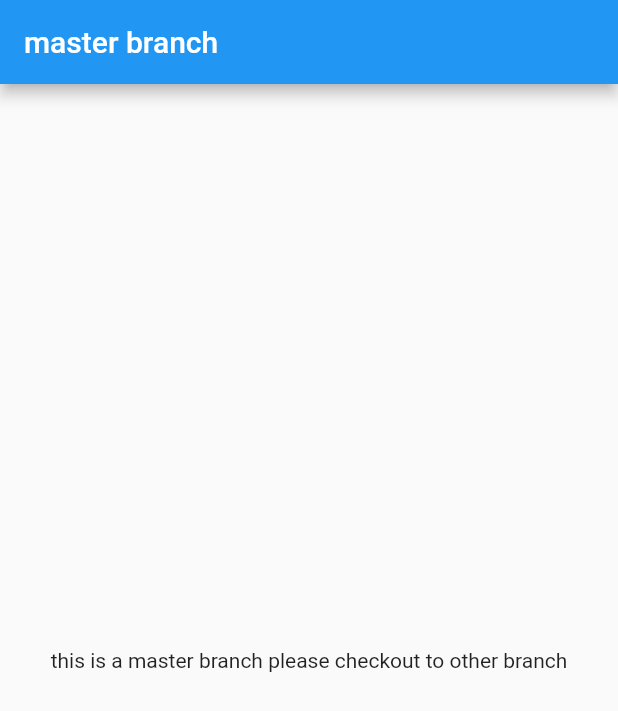
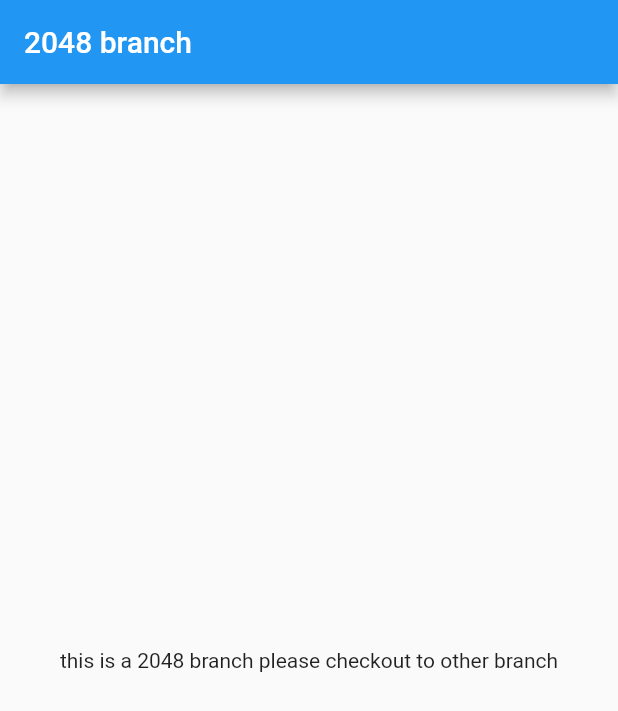
Before and after one commit to Flutterry/flutter-projects, a Flutter app: the screen it shows after launch, on a phone screen of 412 x 824 dp. Shown: the top 711 px of the screen. Run offline on Flutter 3.47's test engine with Material 2 defaults, Android fonts, the phone set to English and light mode, and no system bars.

Commit message:
new branch

```diff
--- a/lib/src/screens/screen_home.dart
+++ b/lib/src/screens/screen_home.dart
@@ -10,10 +10,10 @@ class _HomeState extends State<Home> {
   Widget build(BuildContext context) {
     return Scaffold(
       appBar: AppBar(
-        title: Text('master branch'),
+        title: Text('2048 branch'),
       ),
       body: Center(
-        child: Text('this is a master branch please checkout to other branch'),
+        child: Text('this is a 2048 branch please checkout to other branch'),
       ),
     );
   }
```
